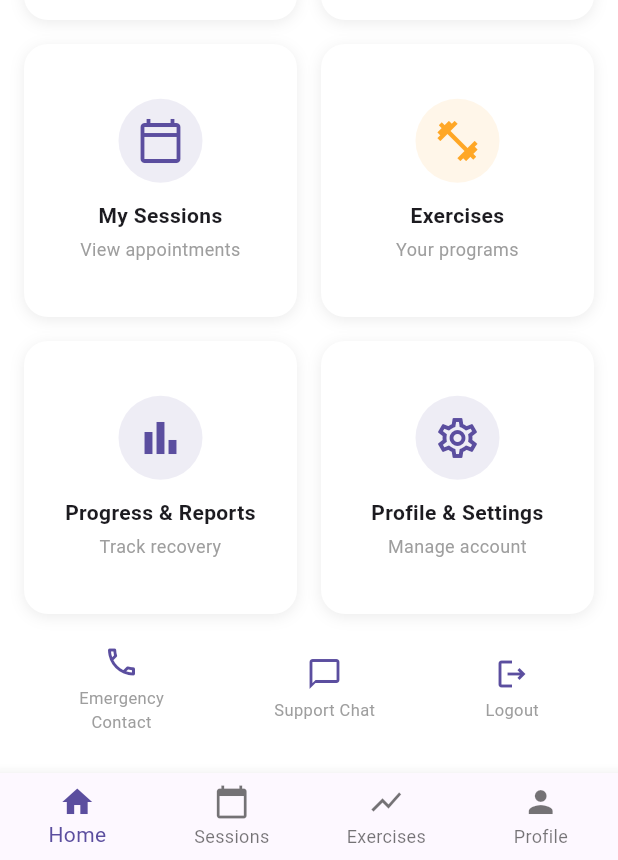
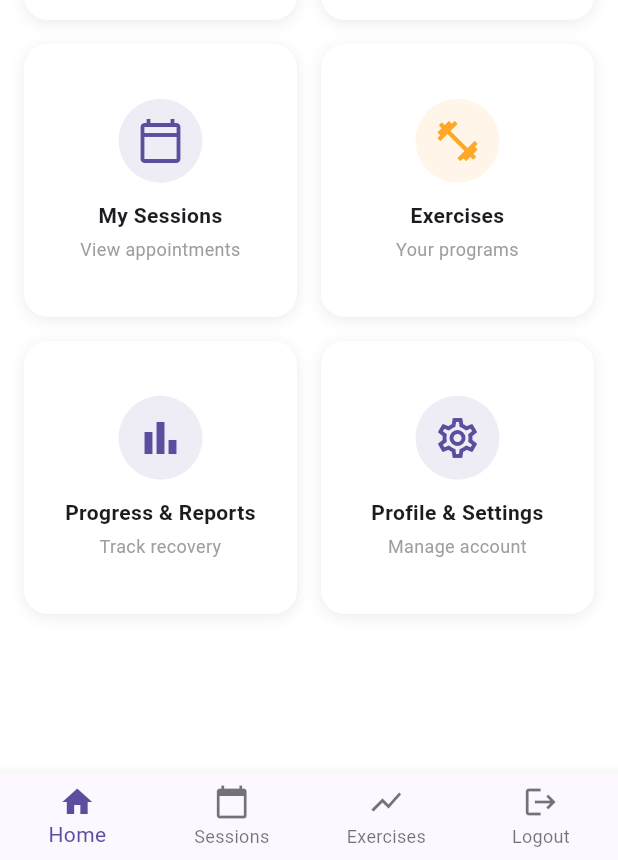
Before and after one commit to antojoseph2806/PThrive, a Flutter app: the DashboardScreen screen opened directly, on a phone screen of 412 x 824 dp, the part 376-1236 px from its top. Run offline on Flutter 3.47's test engine with Material 3 defaults, Android fonts, the phone set to English and light mode, and no system bars; our stand-ins replace google_sign_in, shared_preferences; accounts and stored records are empty.

Commit message:
dashboard changed

```diff
--- a/frontend/lib/screens/dashboard_screen.dart
+++ b/frontend/lib/screens/dashboard_screen.dart
@@ -62,28 +62,26 @@ class _DashboardScreenState extends State<DashboardScreen> {
                 ],
               ),
               const SizedBox(height: 20),
-              Row(
-                mainAxisAlignment: MainAxisAlignment.spaceAround,
-                children: [
-                  _buildBottomAction(Icons.phone_outlined, 'Emergency\nContact'),
-                  _buildBottomAction(Icons.chat_bubble_outline, 'Support Chat'),
-                  _buildBottomAction(Icons.logout_outlined, 'Logout', onTap: () => _handleLogout(context)),
-                ],
-              ),
             ],
           ),
         ),
       ),
       bottomNavigationBar: BottomNavigationBar(
         currentIndex: _selectedIndex,
-        onTap: (index) => setState(() => _selectedIndex = index),
+        onTap: (index) {
+          if (index == 3) {
+            _handleLogout(context);
+          } else {
+            setState(() => _selectedIndex = index);
+          }
+        },
         type: BottomNavigationBarType.fixed,
         selectedItemColor: const Color(0xFF5B4E9F),
         items: const [
           BottomNavigationBarItem(icon: Icon(Icons.home), label: 'Home'),
           BottomNavigationBarItem(icon: Icon(Icons.calendar_today), label: 'Sessions'),
           BottomNavigationBarItem(icon: Icon(Icons.show_chart), label: 'Exercises'),
-          BottomNavigationBarItem(icon: Icon(Icons.person), label: 'Profile'),
+          BottomNavigationBarItem(icon: Icon(Icons.logout), label: 'Logout'),
         ],
       ),
     );
@@ -116,19 +114,6 @@ class _DashboardScreenState extends State<DashboardScreen> {
     );
   }
 
-  Widget _buildBottomAction(IconData icon, String label, {VoidCallback? onTap}) {
-    return InkWell(
-      onTap: onTap,
-      child: Column(
-        children: [
-          Icon(icon, color: const Color(0xFF5B4E9F)),
-          const SizedBox(height: 4),
-          Text(label, style: const TextStyle(fontSize: 11, color: Colors.grey), textAlign: TextAlign.center),
-        ],
-      ),
-    );
-  }
-
   Future<void> _handleLogout(BuildContext context) async {
     final authProvider = Provider.of<AuthProvider>(context, listen: false);
     await authProvider.logout();
```
